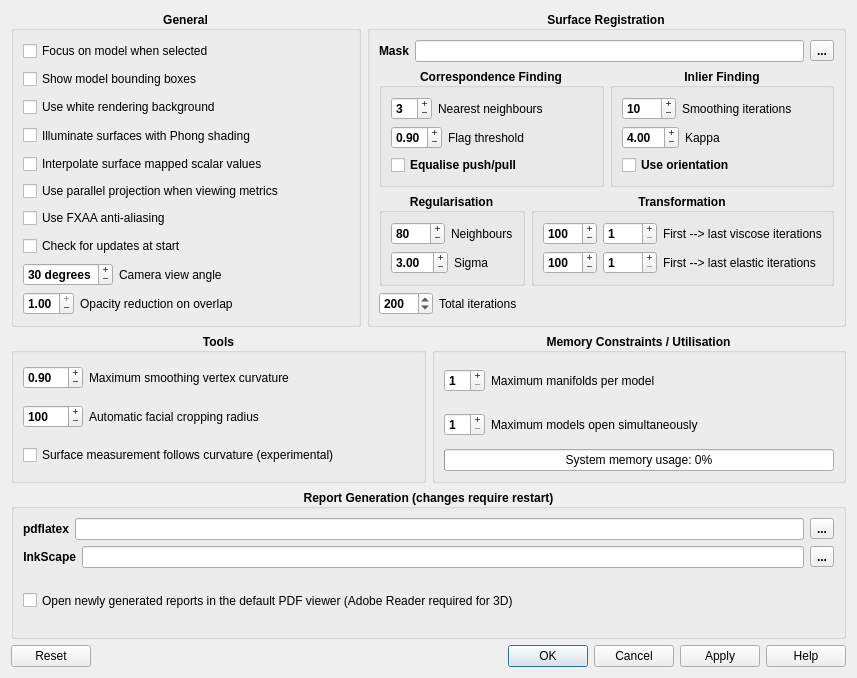
frontiersi/Cliniface, file forms/PreferencesDialog.ui: the form before one commit.
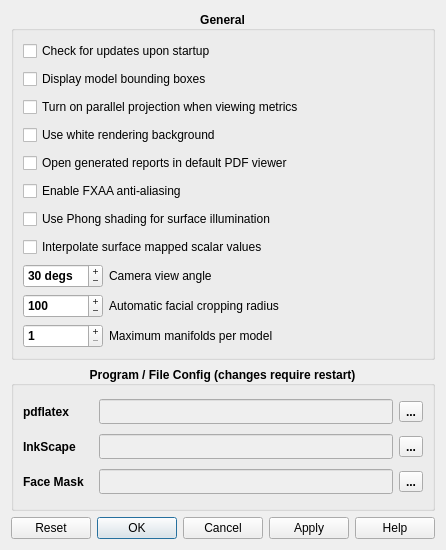
The form after the commit. Icons and pictures are not drawn.

What changed in the file:
```diff
--- a/forms/PreferencesDialog.ui
+++ b/forms/PreferencesDialog.ui
@@ -9,8 +9,8 @@
    <rect>
     <x>0</x>
     <y>0</y>
-    <width>857</width>
-    <height>678</height>
+    <width>444</width>
+    <height>550</height>
    </rect>
   </property>
   <property name="sizePolicy">
@@ -26,13 +26,15 @@
    <iconset resource="../resources.qrc">
     <normaloff>:/logos/WINDOW_ICON</normaloff>:/logos/WINDOW_ICON</iconset>
   </property>
-  <layout class="QVBoxLayout" name="verticalLayout_11">
-   <item>
-    <layout class="QHBoxLayout" name="horizontalLayout_14">
-     <item>
-      <layout class="QVBoxLayout" name="verticalLayout_10">
+  <layout class="QVBoxLayout" name="verticalLayout_2">
        <item>
         <widget class="QGroupBox" name="groupBox">
+     <property name="sizePolicy">
+      <sizepolicy hsizetype="Minimum" vsizetype="Minimum">
+       <horstretch>0</horstretch>
+       <verstretch>0</verstretch>
+      </sizepolicy>
+     </property>
          <property name="font">
           <font>
            <weight>75</weight>
@@ -45,15 +47,21 @@
          <property name="alignment">
           <set>Qt::AlignCenter</set>
          </property>
-         <layout class="QVBoxLayout" name="verticalLayout_4">
+     <layout class="QVBoxLayout" name="verticalLayout">
           <item>
-           <widget class="QCheckBox" name="autoFocusCheckBox">
+       <widget class="QCheckBox" name="checkUpdateCheckBox">
             <property name="sizePolicy">
              <sizepolicy hsizetype="Preferred" vsizetype="Preferred">
               <horstretch>0</horstretch>
               <verstretch>0</verstretch>
              </sizepolicy>
             </property>
+        <property name="minimumSize">
+         <size>
+          <width>0</width>
+          <height>22</height>
+         </size>
+        </property>
             <property name="font">
              <font>
               <weight>50</weight>
@@ -66,7 +74,7 @@
 models will not change the camera's focus.</string>
             </property>
             <property name="text">
-             <string>Focus on model when selected</string>
+         <string>Check for updates upon startup</string>
             </property>
             <property name="tristate">
              <bool>false</bool>
@@ -81,6 +89,12 @@
               <verstretch>0</verstretch>
              </sizepolicy>
             </property>
+        <property name="minimumSize">
+         <size>
+          <width>0</width>
+          <height>22</height>
+         </size>
+        </property>
             <property name="font">
              <font>
               <weight>50</weight>
@@ -95,13 +109,35 @@
 currently selected.</string>
             </property>
             <property name="text">
-             <string>Show model bounding boxes</string>
+         <string>Display model bounding boxes</string>
             </property>
             <property name="tristate">
              <bool>false</bool>
             </property>
            </widget>
           </item>
+      <item>
+       <widget class="QCheckBox" name="parallelProjectionMetricsCheckBox">
+        <property name="minimumSize">
+         <size>
+          <width>0</width>
+          <height>22</height>
+         </size>
+        </property>
+        <property name="font">
+         <font>
+          <weight>50</weight>
+          <bold>false</bold>
+         </font>
+        </property>
+        <property name="toolTip">
+         <string>When displaying facial measurements, parallel projection prevents undesirable distortion.</string>
+        </property>
+        <property name="text">
+         <string>Turn on parallel projection when viewing metrics</string>
+        </property>
+       </widget>
+      </item>
           <item>
            <widget class="QCheckBox" name="whiteBGCheckBox">
             <property name="sizePolicy">
@@ -110,6 +146,12 @@
               <verstretch>0</verstretch>
              </sizepolicy>
             </property>
+        <property name="minimumSize">
+         <size>
+          <width>0</width>
+          <height>22</height>
+         </size>
+        </property>
             <property name="font">
              <font>
               <weight>50</weight>
@@ -128,6 +170,69 @@
             </property>
            </widget>
           </item>
+      <item>
+       <widget class="QCheckBox" name="viewReportsCheckBox">
+        <property name="sizePolicy">
+         <sizepolicy hsizetype="Preferred" vsizetype="Preferred">
+          <horstretch>0</horstretch>
+          <verstretch>0</verstretch>
+         </sizepolicy>
+        </property>
+        <property name="minimumSize">
+         <size>
+          <width>0</width>
+          <height>22</height>
+         </size>
+        </property>
+        <property name="font">
+         <font>
+          <weight>50</weight>
+          <bold>false</bold>
+         </font>
+        </property>
+        <property name="toolTip">
+         <string>Note that Adobe Reader is needed to display 3D content on Windows.</string>
+        </property>
+        <property name="text">
+         <string>Open generated reports in default PDF viewer</string>
+        </property>
+        <property name="tristate">
+         <bool>false</bool>
+        </property>
+       </widget>
+      </item>
+      <item>
+       <widget class="QCheckBox" name="antiAliasCheckBox">
+        <property name="sizePolicy">
+         <sizepolicy hsizetype="Preferred" vsizetype="Preferred">
+          <horstretch>0</horstretch>
+          <verstretch>0</verstretch>
+         </sizepolicy>
+        </property>
+        <property name="minimumSize">
+         <size>
+          <width>0</width>
+          <height>22</height>
+         </size>
+        </property>
+        <property name="font">
+         <font>
+          <weight>50</weight>
+          <bold>false</bold>
+         </font>
+        </property>
+        <property name="toolTip">
+         <string>Anti-aliasing helps to remove the &quot;staircase&quot; effect between strongly&lt;br&gt;
+contrasting colours, but can make some text more difficult to read.</string>
+        </property>
+        <property name="text">
+         <string>Enable FXAA anti-aliasing</string>
+        </property>
+        <property name="tristate">
+         <bool>false</bool>
+        </property>
+       </widget>
+      </item>
           <item>
            <widget class="QCheckBox" name="smoothLightingCheckBox">
             <property name="sizePolicy">
@@ -136,6 +241,12 @@
               <verstretch>0</verstretch>
              </sizepolicy>
             </property>
+        <property name="minimumSize">
+         <size>
+          <width>0</width>
+          <height>22</height>
+         </size>
+        </property>
             <property name="font">
              <font>
               <weight>50</weight>
@@ -149,7 +260,7 @@
 visualisations are applied.</string>
             </property>
             <property name="text">
-             <string>Illuminate surfaces with Phong shading</string>
+         <string>Use Phong shading for surface illumination</string>
             </property>
            </widget>
           </item>
@@ -161,6 +272,12 @@
               <verstretch>0</verstretch>
              </sizepolicy>
             </property>
+        <property name="minimumSize">
+         <size>
+          <width>0</width>
+          <height>22</height>
+         </size>
+        </property>
             <property name="font">
              <font>
               <weight>50</weight>
@@ -177,80 +294,16 @@
             </property>
            </widget>
           </item>
-          <item>
-           <widget class="QCheckBox" name="parallelProjectionMetricsCheckBox">
-            <property name="font">
-             <font>
-              <weight>50</weight>
-              <bold>false</bold>
-             </font>
-            </property>
-            <property name="toolTip">
-             <string>When displaying facial measurements, automatically enable parallel projection for&lt;br&gt;
-the camera which prevents perspective from distorting distances and angles.&lt;br&gt;
-Perspective projection is reapplied after closing the measurements browser.</string>
-            </property>
-            <property name="text">
-             <string>Use parallel projection when viewing metrics</string>
-            </property>
-           </widget>
-          </item>
-          <item>
-           <widget class="QCheckBox" name="antiAliasCheckBox">
-            <property name="sizePolicy">
-             <sizepolicy hsizetype="Preferred" vsizetype="Preferred">
-              <horstretch>0</horstretch>
-              <verstretch>0</verstretch>
-             </sizepolicy>
-            </property>
-            <property name="font">
-             <font>
-              <weight>50</weight>
-              <bold>false</bold>
-             </font>
-            </property>
-            <property name="toolTip">
-             <string>Anti-aliasing helps to remove the &quot;staircase&quot; effect between strongly&lt;br&gt;
-contrasting colours, but can make some text more difficult to read.</string>
-            </property>
-            <property name="text">
-             <string>Use FXAA anti-aliasing</string>
-            </property>
-            <property name="tristate">
-             <bool>false</bool>
-            </property>
-           </widget>
-          </item>
-          <item>
-           <widget class="QCheckBox" name="checkUpdateCheckBox">
-            <property name="sizePolicy">
-             <sizepolicy hsizetype="Preferred" vsizetype="Preferred">
-              <horstretch>0</horstretch>
-              <verstretch>0</verstretch>
-             </sizepolicy>
-            </property>
-            <property name="font">
-             <font>
-              <weight>50</weight>
-              <bold>false</bold>
-             </font>
-            </property>
-            <property name="toolTip">
-             <string>Anti-aliasing helps to remove the &quot;staircase&quot; effect between strongly&lt;br&gt;
-contrasting colours, but can make some text more difficult to read.</string>
-            </property>
-            <property name="text">
-             <string>Check for updates at start</string>
-            </property>
-            <property name="tristate">
-             <bool>false</bool>
-            </property>
-           </widget>
-          </item>
           <item>
            <layout class="QHBoxLayout" name="horizontalLayout_10" stretch="0,1">
             <item>
              <widget class="QDoubleSpinBox" name="viewAngleSpinBox">
+          <property name="minimumSize">
+           <size>
+            <width>80</width>
+            <height>24</height>
+           </size>
+          </property>
               <property name="toolTip">
                <string>Change the default vertical and horizontal field of view of the camera.</string>
               </property>
@@ -258,7 +311,7 @@
                <enum>QAbstractSpinBox::PlusMinus</enum>
               </property>
               <property name="suffix">
-               <string> degrees</string>
+           <string> degs</string>
               </property>
               <property name="decimals">
                <number>0</number>
@@ -290,575 +343,18 @@
            </layout>
           </item>
           <item>
-           <layout class="QHBoxLayout" name="horizontalLayout_9" stretch="0,1">
-            <item>
-             <widget class="QDoubleSpinBox" name="overlapOpacitySpinBox">
-              <property name="toolTip">
-               <string>When model bounding boxes overlap in the same viewer, they automatically become&lt;br&gt;
-semi-transparent. Set the degree of opacity reduction that is applied here.</string>
-              </property>
-              <property name="buttonSymbols">
-               <enum>QAbstractSpinBox::PlusMinus</enum>
-              </property>
-              <property name="maximum">
-               <double>1.000000000000000</double>
-              </property>
-              <property name="singleStep">
-               <double>0.010000000000000</double>
-              </property>
-              <property name="value">
-               <double>1.000000000000000</double>
-              </property>
-             </widget>
-            </item>
-            <item>
-             <widget class="QLabel" name="label_8">
-              <property name="font">
-               <font>
-                <weight>50</weight>
-                <bold>false</bold>
-               </font>
-              </property>
-              <property name="text">
-               <string>Opacity reduction on overlap</string>
-              </property>
-             </widget>
-            </item>
-           </layout>
-          </item>
-         </layout>
-        </widget>
-       </item>
-      </layout>
-     </item>
-     <item>
-      <widget class="QGroupBox" name="groupBox_4">
-       <property name="enabled">
-        <bool>true</bool>
-       </property>
-       <property name="font">
-        <font>
-         <weight>75</weight>
-         <bold>true</bold>
-        </font>
-       </property>
-       <property name="title">
-        <string>Surface Registration</string>
-       </property>
-       <property name="alignment">
-        <set>Qt::AlignCenter</set>
-       </property>
-       <layout class="QVBoxLayout" name="verticalLayout_9">
-        <item>
-         <layout class="QHBoxLayout" name="horizontalLayout_4" stretch="0,1,0">
-          <item>
-           <widget class="QLabel" name="label_4">
-            <property name="font">
-             <font>
-              <weight>75</weight>
-              <bold>true</bold>
-             </font>
-            </property>
-            <property name="toolTip">
-             <string>PDF reports are generated using LaTeX. If you already have pdflatex installed (plus the required packages), you can specify the location of the executable below. Be warned, without the required packages, report generation will fail.</string>
-            </property>
-            <property name="text">
-             <string>Mask</string>
-            </property>
-            <property name="alignment">
-             <set>Qt::AlignRight|Qt::AlignTrailing|Qt::AlignVCenter</set>
-            </property>
-           </widget>
-          </item>
-          <item>
-           <widget class="QLineEdit" name="maskPathLineEdit">
-            <property name="font">
-             <font>
-              <weight>50</weight>
-              <bold>false</bold>
-             </font>
-            </property>
-            <property name="toolTip">
-             <string>Non-rigid surface registration takes an input mask (defined here) and warps it like a rubber sheet so that its vertices map to the target (selected) face. Cliniface has a generic mask built in, but an alternative can be set here. Note that surface registration uses just the geometry data so textures (if defined) are ignored.</string>
-            </property>
-           </widget>
-          </item>
-          <item>
-           <widget class="QToolButton" name="maskPathButton">
-            <property name="text">
-             <string>...</string>
-            </property>
-           </widget>
-          </item>
-         </layout>
-        </item>
-        <item>
-         <layout class="QHBoxLayout" name="horizontalLayout_22">
-          <item>
-           <widget class="QGroupBox" name="groupBox_6">
-            <property name="title">
-             <string>Correspondence Finding</string>
-            </property>
-            <property name="alignment">
-             <set>Qt::AlignCenter</set>
-            </property>
-            <layout class="QVBoxLayout" name="verticalLayout_3">
-             <item>
-              <layout class="QHBoxLayout" name="horizontalLayout_8" stretch="0,1">
-               <item>
-                <widget class="QSpinBox" name="nrKnnSpinBox">
-                 <property name="buttonSymbols">
-                  <enum>QAbstractSpinBox::PlusMinus</enum>
-                 </property>
-                 <property name="prefix">
-                  <string/>
-                 </property>
-                 <property name="minimum">
-                  <number>1</number>
-                 </property>
-                 <property name="value">
-                  <number>3</number>
-                 </property>
-                </widget>
-               </item>
-               <item>
-                <widget class="QLabel" name="label_9">
-                 <property name="font">
-                  <font>
-                   <weight>50</weight>
-                   <bold>false</bold>
-                  </font>
-                 </property>
-                 <property name="text">
-                  <string>Nearest neighbours</string>
-                 </property>
-                </widget>
-               </item>
-              </layout>
-             </item>
-             <item>
-              <layout class="QHBoxLayout" name="horizontalLayout_16" stretch="0,1">
-               <item>
-                <widget class="QDoubleSpinBox" name="nrFlagThreshSpinBox">
-                 <property name="buttonSymbols">
-                  <enum>QAbstractSpinBox::PlusMinus</enum>
-                 </property>
-                 <property name="maximum">
-                  <double>1.000000000000000</double>
-                 </property>
-                 <property name="singleStep">
-                  <double>0.010000000000000</double>
-                 </property>
-                 <property name="value">
-                  <double>0.900000000000000</double>
-                 </property>
-                </widget>
-               </item>
-               <item>
-                <widget class="QLabel" name="label_14">
-                 <property name="font">
-                  <font>
-                   <weight>50</weight>
-                   <bold>false</bold>
-                  </font>
-                 </property>
-                 <property name="text">
-                  <string>Flag threshold</string>
-                 </property>
-                </widget>
-               </item>
-              </layout>
-             </item>
-             <item>
-              <widget class="QCheckBox" name="nrEqualiseCheckBox">
-               <property name="text">
-                <string>Equalise push/pull</string>
-               </property>
-              </widget>
-             </item>
-            </layout>
-           </widget>
-          </item>
-          <item>
-           <widget class="QGroupBox" name="groupBox_7">
-            <property name="title">
-             <string>Inlier Finding</string>
-            </property>
-            <property name="alignment">
-             <set>Qt::AlignCenter</set>
-            </property>
-            <layout class="QVBoxLayout" name="verticalLayout_6">
-             <item>
-              <layout class="QHBoxLayout" name="horizontalLayout_15" stretch="0,1">
-               <item>
-                <widget class="QSpinBox" name="nrSmoothItsSpinBox">
-                 <property name="buttonSymbols">
-                  <enum>QAbstractSpinBox::PlusMinus</enum>
-                 </property>
-                 <property name="minimum">
-                  <number>1</number>
-                 </property>
-                 <property name="maximum">
-                  <number>1000</number>
-                 </property>
-                 <property name="value">
-                  <number>10</number>
-                 </property>
-                </widget>
-               </item>
-               <item>
-                <widget class="QLabel" name="label_16">
-                 <property name="font">
-                  <font>
-                   <weight>50</weight>
-                   <bold>false</bold>
-                  </font>
-                 </property>
-                 <property name="text">
-                  <string>Smoothing iterations</string>
-                 </property>
-                </widget>
-               </item>
-              </layout>
-             </item>
-             <item>
-              <layout class="QHBoxLayout" name="horizontalLayout_17" stretch="0,1">
-               <item>
-                <widget class="QDoubleSpinBox" name="nrKappaSpinBox">
-                 <property name="buttonSymbols">
-                  <enum>QAbstractSpinBox::PlusMinus</enum>
-                 </property>
-                 <property name="maximum">
-                  <double>10.000000000000000</double>
-                 </property>
-                 <property name="singleStep">
-                  <double>0.010000000000000</double>
-                 </property>
-                 <property name="value">
-                  <double>4.000000000000000</double>
-                 </property>
-                </widget>
-               </item>
-               <item>
-                <widget class="QLabel" name="label_15">
-                 <property name="font">
-                  <font>
-                   <weight>50</weight>
-                   <bold>false</bold>
-                  </font>
-                 </property>
-                 <property name="text">
-                  <string>Kappa</string>
-                 </property>
-                </widget>
-               </item>
-              </layout>
-             </item>
-             <item>
-              <widget class="QCheckBox" name="nrOrientationCheckBox">
-               <property name="text">
-                <string>Use orientation</string>
-               </property>
-              </widget>
-             </item>
-            </layout>
-           </widget>
-          </item>
-         </layout>
-        </item>
-        <item>
-         <layout class="QHBoxLayout" name="horizontalLayout_23">
-          <item>
-           <widget class="QGroupBox" name="groupBox_8">
-            <property name="title">
-             <string>Regularisation</string>
-            </property>
-            <property name="alignment">
-             <set>Qt::AlignCenter</set>
-            </property>
-            <layout class="QVBoxLayout" name="verticalLayout_7">
-             <item>
-              <layout class="QHBoxLayout" name="horizontalLayout_20" stretch="0,1">
-               <item>
-                <widget class="QSpinBox" name="nrRegNbsSpinBox">
-                 <property name="buttonSymbols">
-                  <enum>QAbstractSpinBox::PlusMinus</enum>
-                 </property>
-                 <property name="minimum">
-                  <number>1</number>
-                 </property>
-                 <property name="maximum">
-                  <number>1000</number>
-                 </property>
-                 <property name="value">
-                  <number>80</number>
-                 </property>
-                </widget>
-               </item>
-               <item>
-                <widget class="QLabel" name="label_17">
-                 <property name="font">
-                  <font>
-                   <weight>50</weight>
-                   <bold>false</bold>
-                  </font>
-                 </property>
-                 <property name="text">
-                  <string>Neighbours</string>
-                 </property>
-                </widget>
-               </item>
-              </layout>
-             </item>
-             <item>
-              <layout class="QHBoxLayout" name="horizontalLayout_18" stretch="0,1">
-               <item>
-                <widget class="QDoubleSpinBox" name="nrSigmaSpinBox">
-                 <property name="buttonSymbols">
-                  <enum>QAbstractSpinBox::PlusMinus</enum>
-                 </property>
-                 <property name="maximum">
-                  <double>10.000000000000000</double>
-                 </property>
-                 <property name="singleStep">
-                  <double>0.010000000000000</double>
-                 </property>
-                 <property name="value">
-                  <double>3.000000000000000</double>
-                 </property>
-                </widget>
-               </item>
-               <item>
-                <widget class="QLabel" name="label_18">
-                 <property name="font">
-                  <font>
-                   <weight>50</weight>
-                   <bold>false</bold>
-                  </font>
-                 </property>
-                 <property name="text">
-                  <string>Sigma</string>
-                 </property>
-                </widget>
-               </item>
-              </layout>
-             </item>
-            </layout>
-           </widget>
-          </item>
-          <item>
-           <widget class="QGroupBox" name="groupBox_9">
-            <property name="title">
-             <string>Transformation</string>
-            </property>
-            <property name="alignment">
-             <set>Qt::AlignCenter</set>
-            </property>
-            <layout class="QVBoxLayout" name="verticalLayout_8">
-             <item>
-              <layout class="QHBoxLayout" name="horizontalLayout_12" stretch="0,0,1">
-               <item>
-                <widget class="QSpinBox" name="nrInitViscoseItsSpinBox">
-                 <property name="buttonSymbols">
-                  <enum>QAbstractSpinBox::PlusMinus</enum>
-                 </property>
-                 <property name="minimum">
-                  <number>1</number>
-                 </property>
-                 <property name="maximum">
-                  <number>1000</number>
-                 </property>
-                 <property name="value">
-                  <number>100</number>
-                 </property>
-                </widget>
-               </item>
-               <item>
-                <widget class="QSpinBox" name="nrLastViscoseItsSpinBox">
-                 <property name="buttonSymbols">
-                  <enum>QAbstractSpinBox::PlusMinus</enum>
-                 </property>
-                 <property name="minimum">
-                  <number>1</number>
-                 </property>
-                 <property name="maximum">
-                  <number>1000</number>
-                 </property>
-                 <property name="value">
-                  <number>1</number>
-                 </property>
-                </widget>
-               </item>
-               <item>
-                <widget class="QLabel" name="label_12">
-                 <property name="font">
-                  <font>
-                   <weight>50</weight>
-                   <bold>false</bold>
-                  </font>
-                 </property>
-                 <property name="text">
-                  <string>First --&gt; last viscose iterations</string>
-                 </property>
-                </widget>
-               </item>
-              </layout>
-             </item>
-             <item>
-              <layout class="QHBoxLayout" name="horizontalLayout_21" stretch="0,0,1">
-               <item>
-                <widget class="QSpinBox" name="nrInitElasticItsSpinBox">
-                 <property name="buttonSymbols">
-                  <enum>QAbstractSpinBox::PlusMinus</enum>
-                 </property>
-                 <property name="minimum">
-                  <number>1</number>
-                 </property>
-                 <property name="maximum">
-                  <number>1000</number>
-                 </property>
-                 <property name="value">
-                  <number>100</number>
-                 </property>
-                </widget>
-               </item>
-               <item>
-                <widget class="QSpinBox" name="nrLastElasticItsSpinBox">
-                 <property name="buttonSymbols">
-                  <enum>QAbstractSpinBox::PlusMinus</enum>
-                 </property>
-                 <property name="minimum">
-                  <number>1</number>
-                 </property>
-                 <property name="maximum">
-                  <number>1000</number>
-                 </property>
-                 <property name="value">
-                  <number>1</number>
-                 </property>
-                </widget>
-               </item>
-               <item>
-                <widget class="QLabel" name="label_19">
-                 <property name="font">
-                  <font>
-                   <weight>50</weight>
-                   <bold>false</bold>
-                  </font>
-                 </property>
-                 <property name="text">
-                  <string>First --&gt; last elastic iterations</string>
-                 </property>
-                </widget>
-               </item>
-              </layout>
-             </item>
-            </layout>
-           </widget>
-          </item>
-         </layout>
-        </item>
-        <item>
-         <layout class="QHBoxLayout" name="horizontalLayout_11" stretch="0,1">
-          <item>
-           <widget class="QSpinBox" name="nrTotalItsSpinBox">
-            <property name="minimum">
-             <number>1</number>
-            </property>
-            <property name="maximum">
-             <number>1000</number>
-            </property>
-            <property name="value">
-             <number>200</number>
-            </property>
-           </widget>
-          </item>
-          <item>
-           <widget class="QLabel" name="label_11">
-            <property name="font">
-             <font>
-              <weight>50</weight>
-              <bold>false</bold>
-             </font>
-            </property>
-            <property name="text">
-             <string>Total iterations</string>
-            </property>
-           </widget>
-          </item>
-         </layout>
-        </item>
-       </layout>
-      </widget>
-     </item>
-    </layout>
-   </item>
-   <item>
-    <layout class="QHBoxLayout" name="horizontalLayout_24">
-     <item>
-      <widget class="QGroupBox" name="groupBox_5">
-       <property name="font">
-        <font>
-         <weight>75</weight>
-         <bold>true</bold>
-        </font>
-       </property>
-       <property name="title">
-        <string>Tools</string>
-       </property>
-       <property name="alignment">
-        <set>Qt::AlignCenter</set>
-       </property>
-       <layout class="QVBoxLayout" name="verticalLayout_5">
-        <item>
-         <layout class="QHBoxLayout" name="horizontalLayout_19" stretch="0,1">
-          <item>
-           <widget class="QDoubleSpinBox" name="maxCurvatureSpinBox">
-            <property name="minimumSize">
-             <size>
-              <width>60</width>
-              <height>0</height>
-             </size>
-            </property>
-            <property name="buttonSymbols">
-             <enum>QAbstractSpinBox::PlusMinus</enum>
-            </property>
-            <property name="maximum">
-             <double>1.000000000000000</double>
-            </property>
-            <property name="singleStep">
-             <double>0.010000000000000</double>
-            </property>
-            <property name="value">
-             <double>0.900000000000000</double>
-            </property>
-           </widget>
-          </item>
-          <item>
-           <widget class="QLabel" name="label_13">
-            <property name="font">
-             <font>
-              <weight>50</weight>
-              <bold>false</bold>
-             </font>
-            </property>
-            <property name="text">
-             <string>Maximum smoothing vertex curvature</string>
-            </property>
-           </widget>
-          </item>
-         </layout>
-        </item>
-        <item>
          <layout class="QHBoxLayout" name="horizontalLayout" stretch="0,1">
           <item>
            <widget class="QDoubleSpinBox" name="cropRadiusSpinBox">
             <property name="minimumSize">
              <size>
-              <width>60</width>
-              <height>0</height>
-             </size>
-            </property>
+            <width>80</width>
+            <height>24</height>
+           </size>
+          </property>
+          <property name="toolTip">
+           <string>The radius in model units of the region to crop around the detected face centre when auto-cropping.</string>
+          </property>
             <property name="buttonSymbols">
              <enum>QAbstractSpinBox::PlusMinus</enum>
             </property>
@@ -895,49 +391,18 @@
          </layout>
         </item>
         <item>
-         <widget class="QCheckBox" name="useCurveDistCheckBox">
-          <property name="sizePolicy">
-           <sizepolicy hsizetype="Preferred" vsizetype="Preferred">
-            <horstretch>0</horstretch>
-            <verstretch>0</verstretch>
-           </sizepolicy>
-          </property>
-          <property name="font">
-           <font>
-            <weight>50</weight>
-            <bold>false</bold>
-           </font>
-          </property>
-          <property name="text">
-           <string>Surface measurement follows curvature (experimental)</string>
-          </property>
-          <property name="tristate">
-           <bool>false</bool>
-          </property>
-         </widget>
-        </item>
-       </layout>
-      </widget>
-     </item>
-     <item>
-      <widget class="QGroupBox" name="groupBox_3">
-       <property name="font">
-        <font>
-         <weight>75</weight>
-         <bold>true</bold>
-        </font>
-       </property>
-       <property name="title">
-        <string>Memory Constraints / Utilisation</string>
-       </property>
-       <property name="alignment">
-        <set>Qt::AlignCenter</set>
-       </property>
-       <layout class="QVBoxLayout" name="verticalLayout_2">
-        <item>
          <layout class="QHBoxLayout" name="horizontalLayout_5" stretch="0,1">
           <item>
            <widget class="QSpinBox" name="maxManifoldsSpinBox">
+          <property name="minimumSize">
+           <size>
+            <width>80</width>
+            <height>24</height>
+           </size>
+          </property>
+          <property name="toolTip">
+           <string>Models can be comprised of several disconnected surfaces. Only the largest N manifolds are used.</string>
+          </property>
             <property name="buttonSymbols">
              <enum>QAbstractSpinBox::PlusMinus</enum>
             </property>
@@ -964,62 +429,17 @@
           </item>
          </layout>
         </item>
-        <item>
-         <layout class="QHBoxLayout" name="horizontalLayout_6" stretch="0,1">
-          <item>
-           <widget class="QSpinBox" name="maxModelsSpinBox">
-            <property name="buttonSymbols">
-             <enum>QAbstractSpinBox::PlusMinus</enum>
-            </property>
-            <property name="minimum">
-             <number>1</number>
-            </property>
-            <property name="value">
-             <number>1</number>
-            </property>
-           </widget>
-          </item>
-          <item>
-           <widget class="QLabel" name="label_7">
-            <property name="font">
-             <font>
-              <weight>50</weight>
-              <bold>false</bold>
-             </font>
-            </property>
-            <property name="text">
-             <string>Maximum models open simultaneously</string>
-            </property>
-           </widget>
-          </item>
-         </layout>
-        </item>
-        <item>
-         <widget class="QProgressBar" name="memoryBar">
-          <property name="font">
-           <font>
-            <weight>50</weight>
-            <bold>false</bold>
-           </font>
-          </property>
-          <property name="value">
-           <number>0</number>
-          </property>
-          <property name="alignment">
-           <set>Qt::AlignCenter</set>
-          </property>
-          <property name="format">
-           <string>System memory usage: %p%</string>
-          </property>
-         </widget>
-        </item>
-       </layout>
-      </widget>
-     </item>
-    </layout>
+     </layout>
+    </widget>
    </item>
    <item>
     <widget class="QGroupBox" name="groupBox_2">
+     <property name="sizePolicy">
+      <sizepolicy hsizetype="Minimum" vsizetype="Minimum">
+       <horstretch>0</horstretch>
+       <verstretch>0</verstretch>
+      </sizepolicy>
+     </property>
      <property name="font">
       <font>
        <weight>75</weight>
@@ -1027,16 +447,22 @@
       </font>
      </property>
      <property name="title">
-      <string>Report Generation (changes require restart)</string>
+      <string>Program / File Config (changes require restart)</string>
      </property>
      <property name="alignment">
       <set>Qt::AlignCenter</set>
      </property>
-     <layout class="QVBoxLayout" name="verticalLayout">
+     <layout class="QVBoxLayout" name="verticalLayout_8">
       <item>
        <layout class="QHBoxLayout" name="horizontalLayout_3" stretch="0,1,0">
         <item>
          <widget class="QLabel" name="label">
+          <property name="minimumSize">
+           <size>
+            <width>70</width>
+            <height>0</height>
+           </size>
+          </property>
           <property name="font">
            <font>
             <weight>75</weight>
@@ -1050,12 +476,27 @@
            <string>pdflatex</string>
           </property>
           <property name="alignment">
-           <set>Qt::AlignRight|Qt::AlignTrailing|Qt::AlignVCenter</set>
+           <set>Qt::AlignLeading|Qt::AlignLeft|Qt::AlignVCenter</set>
           </property>
          </widget>
         </item>
         <item>
          <widget class="QLineEdit" name="latexExeLineEdit">
+          <property name="enabled">
+           <bool>false</bool>
+          </property>
+          <property name="sizePolicy">
+           <sizepolicy hsizetype="Preferred" vsizetype="Preferred">
+            <horstretch>0</horstretch>
+            <verstretch>0</verstretch>
+           </sizepolicy>
+          </property>
+          <property name="minimumSize">
+           <size>
+            <width>0</width>
+            <height>25</height>
+           </size>
+          </property>
           <property name="font">
            <font>
             <weight>50</weight>
@@ -1080,6 +521,12 @@
        <layout class="QHBoxLayout" name="horizontalLayout_2" stretch="0,1,0">
         <item>
          <widget class="QLabel" name="label_2">
+          <property name="minimumSize">
+           <size>
+            <width>70</width>
+            <height>0</height>
+           </size>
+          </property>
           <property name="font">
            <font>
             <weight>75</weight>
@@ -1093,12 +540,27 @@
            <string>InkScape</string>
           </property>
           <property name="alignment">
-           <set>Qt::AlignRight|Qt::AlignTrailing|Qt::AlignVCenter</set>
+           <set>Qt::AlignLeading|Qt::AlignLeft|Qt::AlignVCenter</set>
           </property>
          </widget>
         </item>
         <item>
          <widget class="QLineEdit" name="inkscapeExeLineEdit">
+          <property name="enabled">
+           <bool>false</bool>
+          </property>
+          <property name="sizePolicy">
+           <sizepolicy hsizetype="Preferred" vsizetype="Preferred">
+            <horstretch>0</horstretch>
+            <verstretch>0</verstretch>
+           </sizepolicy>
+          </property>
+          <property name="minimumSize">
+           <size>
+            <width>0</width>
+            <height>25</height>
+           </size>
+          </property>
           <property name="font">
            <font>
             <weight>50</weight>
@@ -1120,35 +582,83 @@
        </layout>
       </item>
       <item>
-       <widget class="QCheckBox" name="viewReportsCheckBox">
+       <layout class="QHBoxLayout" name="horizontalLayout_4" stretch="0,1,0">
+        <item>
+         <widget class="QLabel" name="label_4">
+          <property name="minimumSize">
+           <size>
+            <width>70</width>
+            <height>0</height>
+           </size>
+          </property>
+          <property name="font">
+           <font>
+            <weight>75</weight>
+            <bold>true</bold>
+           </font>
+          </property>
+          <property name="toolTip">
+           <string>Input mask for non-rigid surface registration.</string>
+          </property>
+          <property name="text">
+           <string>Face Mask</string>
+          </property>
+          <property name="alignment">
+           <set>Qt::AlignLeading|Qt::AlignLeft|Qt::AlignVCenter</set>
+          </property>
+         </widget>
+        </item>
+        <item>
+         <widget class="QLineEdit" name="maskPathLineEdit">
+          <property name="enabled">
+           <bool>false</bool>
+          </property>
         <property name="sizePolicy">
          <sizepolicy hsizetype="Preferred" vsizetype="Preferred">
           <horstretch>0</horstretch>
           <verstretch>0</verstretch>
          </sizepolicy>
         </property>
+          <property name="minimumSize">
+           <size>
+            <width>0</width>
+            <height>25</height>
+           </size>
+          </property>
         <property name="font">
          <font>
           <weight>50</weight>
           <bold>false</bold>
          </font>
         </property>
+          <property name="toolTip">
+           <string>Input mask for non-rigid surface registration.</string>
+          </property>
+         </widget>
+        </item>
+        <item>
+         <widget class="QToolButton" name="maskPathButton">
         <property name="text">
-         <string>Open newly generated reports in the default PDF viewer (Adobe Reader required for 3D)</string>
-        </property>
-        <property name="tristate">
-         <bool>false</bool>
-        </property>
-       </widget>
+           <string>...</string>
+          </property>
+         </widget>
+        </item>
+       </layout>
       </item>
      </layout>
     </widget>
    </item>
    <item>
     <widget class="QDialogButtonBox" name="buttonBox">
+     <property name="orientation">
+      <enum>Qt::Horizontal</enum>
+     </property>
      <property name="standardButtons">
       <set>QDialogButtonBox::Apply|QDialogButtonBox::Cancel|QDialogButtonBox::Help|QDialogButtonBox::Ok|QDialogButtonBox::Reset</set>
      </property>
+     <property name="centerButtons">
+      <bool>false</bool>
+     </property>
     </widget>
    </item>
   </layout>
```
Left out of the diff: 42 changed lines with no effect on the pictures. Lines whose indentation alone changed are shown as unchanged.
